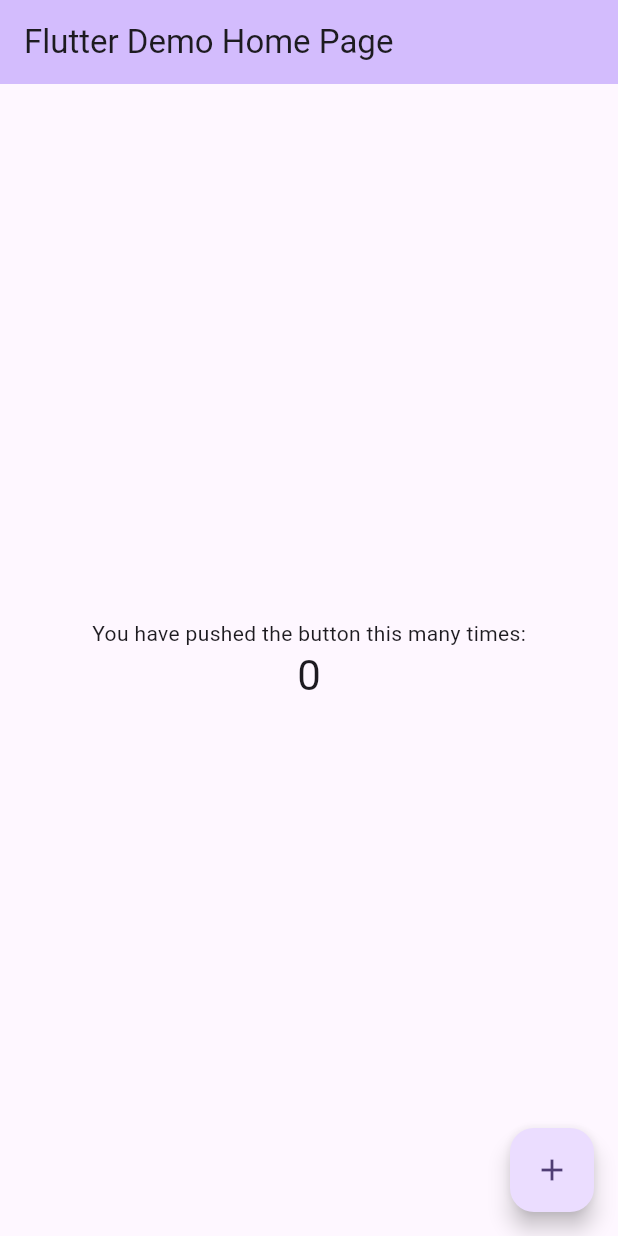
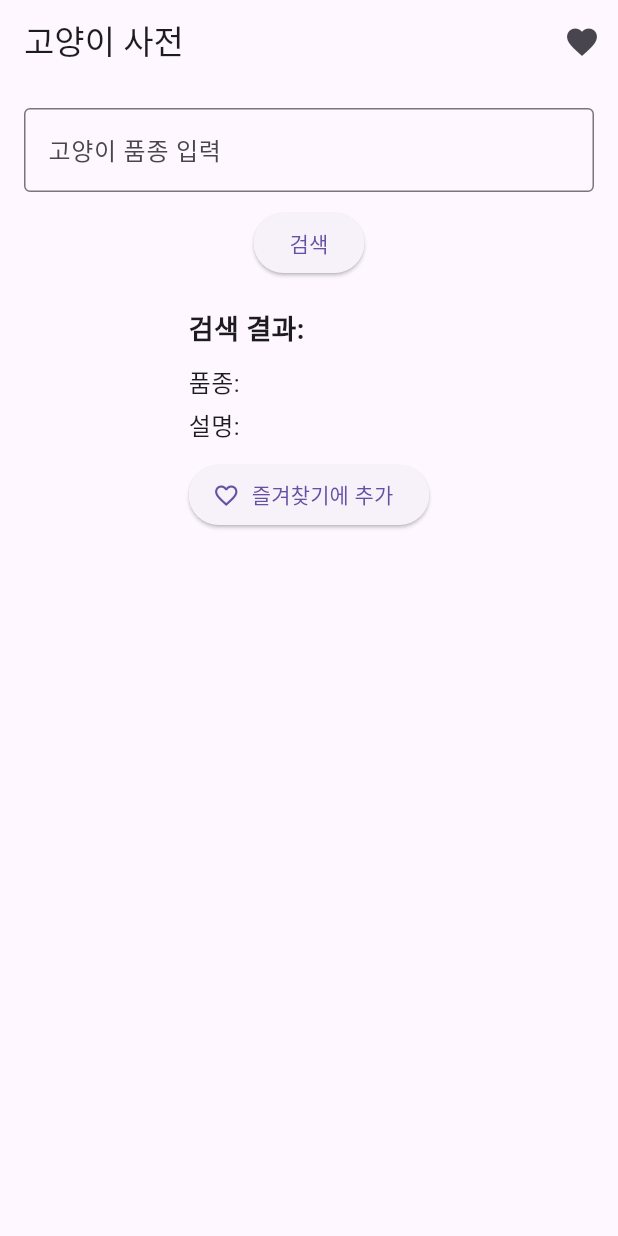
Before and after one commit to yujungri/flutter-catdictionary, a Flutter app: the screen it shows after launch, on a phone screen of 412 x 824 dp. Run offline on Flutter 3.47's test engine with Material 3 defaults, Android fonts, the light colour scheme and no system bars; our stand-ins replace flutter_dotenv, get.

Commit message:
고양이사전

```diff
--- /dev/null
+++ b/lib/bindings.dart
@@ -0,0 +1,12 @@
+// lib/bindings.dart
+import 'package:get/get.dart';
+import 'controllers/cat_controller.dart';
+
+/// 앱 실행 시 필요한 의존성을 등록합니다.
+class AppBindings extends Bindings {
+  @override
+  void dependencies() {
+    // CatController를 전역에서 사용하도록 등록합니다.
+    Get.put(CatController());
+  }
+}
--- /dev/null
+++ b/lib/controllers/cat_controller.dart
@@ -0,0 +1,47 @@
+// lib/controllers/cat_controller.dart
+import 'package:get/get.dart';
+import '../models/cat_model.dart';
+import '../services/cat_api_service.dart';
+
+/// CatController는 고양이 품종 정보를 검색하고, 즐겨찾기 목록을 관리합니다.
+class CatController extends GetxController {
+  final CatApiService _catApiService = CatApiService();
+
+  // 현재 검색 결과를 저장 (기본적으로 빈 값으로 초기화)
+  var currentCatInfo = CatModel(breed: '', description: '').obs;
+  // API 호출 중 로딩 상태
+  var isLoading = false.obs;
+  // 사용자가 즐겨찾기에 추가한 품종 목록
+  var favorites = <CatModel>[].obs;
+
+  /// 사용자가 입력한 [breed]에 대해 The Cat API에서 정보를 가져옵니다.
+  Future<void> fetchCatBreedInfo(String breed) async {
+    isLoading.value = true;
+    try {
+      // API 호출하여 결과 데이터 가져오기
+      final data = await _catApiService.fetchCatInfo(breed);
+      // data에서 필요한 정보 추출 (이름과 설명)
+      String name = data['name'] ?? '알 수 없음';
+      String description = data['description'] ?? '설명 없음';
+      // 현재 검색 결과 업데이트 (UI가 자동 반영됨)
+      currentCatInfo.value = CatModel(breed: name, description: description);
+    } catch (e) {
+      // 오류 발생 시, 검색한 품종과 함께 에러 메시지 저장
+      currentCatInfo.value =
+          CatModel(breed: breed, description: "정보를 가져오지 못했습니다: $e");
+    } finally {
+      isLoading.value = false;
+    }
+  }
+
+  /// 현재 검색 결과를 즐겨찾기에 추가합니다.
+  void addCurrentToFavorites() {
+    if (currentCatInfo.value.breed.isEmpty) return;
+    favorites.add(currentCatInfo.value);
+  }
+
+  /// 즐겨찾기 목록에서 특정 항목을 제거합니다.
+  void removeFavorite(CatModel cat) {
+    favorites.remove(cat);
+  }
+}
--- a/lib/main.dart
+++ b/lib/main.dart
@@ -1,124 +1,33 @@
+// lib/main.dart
 import 'package:flutter/material.dart';
+import 'package:get/get.dart';
+import 'package:flutter_dotenv/flutter_dotenv.dart';
+import 'bindings.dart';
+import 'views/home_view.dart';
+import 'views/favorites_view.dart';
 
-void main() {
+Future<void> main() async {
+  // 환경 변수(.env) 파일 로드 (API 키가 필요한 경우)
+  await dotenv.load(fileName: ".env");
+
   runApp(const MyApp());
 }
 
+/// MyApp 클래스는 앱의 최상위 위젯입니다.
 class MyApp extends StatelessWidget {
   const MyApp({super.key});
 
   @override
   Widget build(BuildContext context) {
-    return MaterialApp(
-      title: 'Flutter Demo',
-      theme: ThemeData(
-        // This is the theme of your application.
-        //
-        // TRY THIS: Try running your application with "flutter run". You'll see
-        // the application has a purple toolbar. Then, without quitting the app,
-        // try changing the seedColor in the colorScheme below to Colors.green
-        // and then invoke "hot reload" (save your changes or press the "hot
-        // reload" button in a Flutter-supported IDE, or press "r" if you used
-        // the command line to start the app).
-        //
-        // Notice that the counter didn't reset back to zero; the application
-        // state is not lost during the reload. To reset the state, use hot
-        // restart instead.
-        //
-        // This works for code too, not just values: Most code changes can be
-        // tested with just a hot reload.
-        colorScheme: ColorScheme.fromSeed(seedColor: Colors.deepPurple),
-        useMaterial3: true,
-      ),
-      home: const MyHomePage(title: 'Flutter Demo Home Page'),
+    return GetMaterialApp(
+      title: "고양이 사전",
+      initialBinding: AppBindings(), // 앱 시작 시 의존성 등록
+      debugShowCheckedModeBanner: false,
+      home: HomeView(),
+      getPages: [
+        // 즐겨찾기 화면 라우트 등록
+        GetPage(name: '/favorites', page: () => FavoritesView()),
+      ],
     );
   }
 }
-
-class MyHomePage extends StatefulWidget {
-  const MyHomePage({super.key, required this.title});
-
-  // This widget is the home page of your application. It is stateful, meaning
-  // that it has a State object (defined below) that contains fields that affect
-  // how it looks.
-
-  // This class is the configuration for the state. It holds the values (in this
-  // case the title) provided by the parent (in this case the App widget) and
-  // used by the build method of the State. Fields in a Widget subclass are
-  // always marked "final".
-
-  final String title;
-
-  @override
-  State<MyHomePage> createState() => _MyHomePageState();
-}
-
-class _MyHomePageState extends State<MyHomePage> {
-  int _counter = 0;
-
-  void _incrementCounter() {
-    setState(() {
-      // This call to setState tells the Flutter framework that something has
-      // changed in this State, which causes it to rerun the build method below
-      // so that the display can reflect the updated values. If we changed
-      // _counter without calling setState(), then the build method would not be
-      // called again, and so nothing would appear to happen.
-      _counter++;
-    });
-  }
-
-  @override
-  Widget build(BuildContext context) {
-    // This method is rerun every time setState is called, for instance as done
-    // by the _incrementCounter method above.
-    //
-    // The Flutter framework has been optimized to make rerunning build methods
-    // fast, so that you can just rebuild anything that needs updating rather
-    // than having to individually change instances of widgets.
-    return Scaffold(
-      appBar: AppBar(
-        // TRY THIS: Try changing the color here to a specific color (to
-        // Colors.amber, perhaps?) and trigger a hot reload to see the AppBar
-        // change color while the other colors stay the same.
-        backgroundColor: Theme.of(context).colorScheme.inversePrimary,
-        // Here we take the value from the MyHomePage object that was created by
-        // the App.build method, and use it to set our appbar title.
-        title: Text(widget.title),
-      ),
-      body: Center(
-        // Center is a layout widget. It takes a single child and positions it
-        // in the middle of the parent.
-        child: Column(
-          // Column is also a layout widget. It takes a list of children and
-          // arranges them vertically. By default, it sizes itself to fit its
-          // children horizontally, and tries to be as tall as its parent.
-          //
-          // Column has various properties to control how it sizes itself and
-          // how it positions its children. Here we use mainAxisAlignment to
-          // center the children vertically; the main axis here is the vertical
-          // axis because Columns are vertical (the cross axis would be
-          // horizontal).
-          //
-          // TRY THIS: Invoke "debug painting" (choose the "Toggle Debug Paint"
-          // action in the IDE, or press "p" in the console), to see the
-          // wireframe for each widget.
-          mainAxisAlignment: MainAxisAlignment.center,
-          children: <Widget>[
-            const Text(
-              'You have pushed the button this many times:',
-            ),
-            Text(
-              '$_counter',
-              style: Theme.of(context).textTheme.headlineMedium,
-            ),
-          ],
-        ),
-      ),
-      floatingActionButton: FloatingActionButton(
-        onPressed: _incrementCounter,
-        tooltip: 'Increment',
-        child: const Icon(Icons.add),
-      ), // This trailing comma makes auto-formatting nicer for build methods.
-    );
-  }
-}
--- /dev/null
+++ b/lib/models/cat_model.dart
@@ -0,0 +1,8 @@
+// lib/models/cat_model.dart
+/// 고양이 품종 정보 데이터 모델
+class CatModel {
+  final String breed; // 품종 이름 (예: Abyssinian)
+  final String description; // 해당 품종에 대한 설명
+
+  CatModel({required this.breed, required this.description});
+}
--- /dev/null
+++ b/lib/views/home_view.dart
@@ -0,0 +1,103 @@
+// lib/views/home_view.dart
+import 'package:flutter/material.dart';
+import 'package:get/get.dart';
+import '../controllers/cat_controller.dart';
+
+/// HomeView는 GetView<CatController>를 상속받아
+/// 내부에서 자동으로 컨트롤러를 가져옵니다.
+/// 사용자가 고양이 품종을 검색하고 결과를 확인하며 즐겨찾기에 추가할 수 있는 화면입니다.
+class HomeView extends GetView<CatController> {
+  // 생성자: GetView를 상속받으면, super.key만 사용해도 됩니다.
+  const HomeView({super.key});
+
+  @override
+  Widget build(BuildContext context) {
+    // TextEditingController는 사용자가 입력한 텍스트를 관리합니다.
+    final TextEditingController searchController = TextEditingController();
+
+    return Scaffold(
+      appBar: AppBar(
+        title: const Text("고양이 사전"),
+        actions: [
+          // 즐겨찾기 화면으로 이동하는 아이콘 버튼
+          IconButton(
+            icon: const Icon(Icons.favorite),
+            onPressed: () {
+              // GetX의 라우트 기능으로 즐겨찾기 화면으로 이동
+              Get.toNamed('/favorites');
+            },
+          ),
+        ],
+      ),
+      body: Padding(
+        padding: const EdgeInsets.all(16.0),
+        child: Column(
+          children: [
+            // 사용자로부터 고양이 품종 입력을 받는 TextField
+            TextField(
+              controller: searchController,
+              decoration: const InputDecoration(
+                labelText: "고양이 품종 입력",
+                border: OutlineInputBorder(),
+              ),
+            ),
+            const SizedBox(height: 10),
+            // 검색 버튼을 누르면 컨트롤러의 fetchCatBreedInfo 메서드 호출
+            ElevatedButton(
+              onPressed: () {
+                if (searchController.text.isNotEmpty) {
+                  // GetView를 사용하면, 'controller' 프로퍼티로 CatController에 접근할 수 있음
+                  controller.fetchCatBreedInfo(searchController.text);
+                }
+              },
+              child: const Text("검색"),
+            ),
+            const SizedBox(height: 20),
+            // Obx 위젯을 통해 컨트롤러의 상태가 변경될 때마다 UI를 자동 갱신
+            Obx(() {
+              if (controller.isLoading.value) {
+                // API 호출 중 로딩 인디케이터 표시
+                return const CircularProgressIndicator();
+              }
+              return Column(
+                crossAxisAlignment: CrossAxisAlignment.start,
+                children: [
+                  const Text(
+                    "검색 결과:",
+                    style: TextStyle(fontSize: 18, fontWeight: FontWeight.bold),
+                  ),
+                  const SizedBox(height: 10),
+                  // 컨트롤러의 currentCatInfo observable 값을 이용해 검색 결과 출력
+                  Text(
+                    "품종: ${controller.currentCatInfo.value.breed}",
+                    style: const TextStyle(fontSize: 16),
+                  ),
+                  const SizedBox(height: 5),
+                  Text(
+                    "설명: ${controller.currentCatInfo.value.description}",
+                    style: const TextStyle(fontSize: 16),
+                  ),
+                  const SizedBox(height: 10),
+                  // 즐겨찾기에 추가하는 버튼
+                  ElevatedButton.icon(
+                    onPressed: () {
+                      controller.addCurrentToFavorites();
+                      // 즐겨찾기 추가 후 스낵바를 통해 사용자에게 알림
+                      Get.snackbar(
+                        "즐겨찾기",
+                        "해당 품종이 즐겨찾기에 추가되었습니다.",
+                        snackPosition: SnackPosition.BOTTOM,
+                      );
+                    },
+                    icon: const Icon(Icons.favorite_border),
+                    label: const Text("즐겨찾기에 추가"),
+                  ),
+                ],
+              );
+            }),
+          ],
+        ),
+      ),
+    );
+  }
+}
--- a/pubspec.yaml
+++ b/pubspec.yaml
@@ -34,6 +34,9 @@ dependencies:
   # The following adds the Cupertino Icons font to your application.
   # Use with the CupertinoIcons class for iOS style icons.
   cupertino_icons: ^1.0.8
+  get: ^4.7.2
+  flutter_dotenv: ^5.2.1
+  http: ^1.3.0
 
 dev_dependencies:
   flutter_test:
@@ -56,6 +59,8 @@ flutter:
   # included with your application, so that you can use the icons in
   # the material Icons class.
   uses-material-design: true
+  assets:
+    - .env
 
   # To add assets to your application, add an assets section, like this:
   # assets:
```
Also changed, not shown: lib/services/cat_api_service.dart (added, +39 -0 lines), lib/views/favorites_view.dart (added, +55 -0 lines), pubspec.lock, 1 other file.
